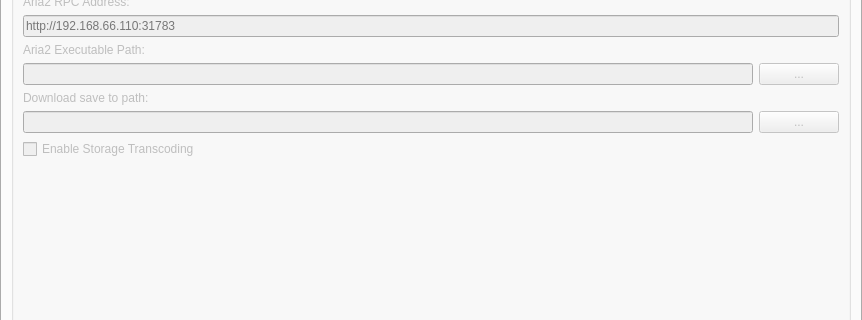
The window that src/desktop/ui/settings.ui (missdeer/imchenwen) describes before a commit, drawn with Qt 5; both pictures show x 0 to 862 and y 128 to 448 of the 862 by 656 pixel window.
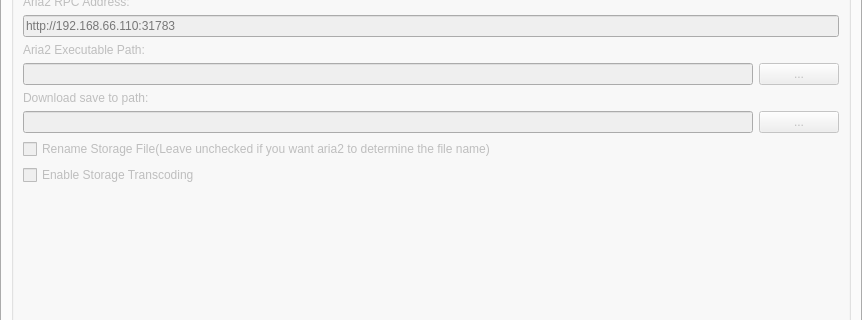
The same window after the commit. The open tabs and pages were chosen to show the change.

Commit message: (*)configurable whether rename storage file name by imchenwen or let aria2 determine the file name

Patch:
```diff
--- a/src/desktop/ui/settings.ui
+++ b/src/desktop/ui/settings.ui
@@ -862,6 +862,13 @@
             </item>
            </layout>
           </item>
+          <item>
+           <widget class="QCheckBox" name="btnRenameStorageFile">
+            <property name="text">
+             <string>Rename Storage File(Leave unchecked if you want aria2 to determine the file name)</string>
+            </property>
+           </widget>
+          </item>
           <item>
            <widget class="QCheckBox" name="btnEnableStorageTranscoding">
             <property name="text">
```
The commit also changes 2 other files.
